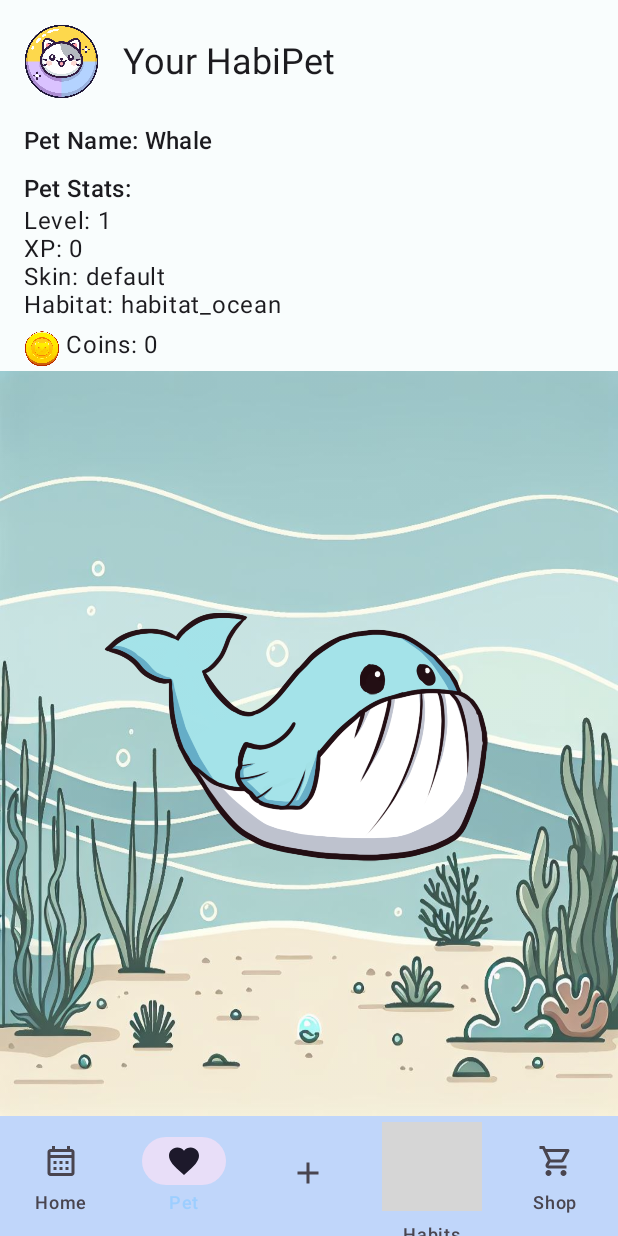
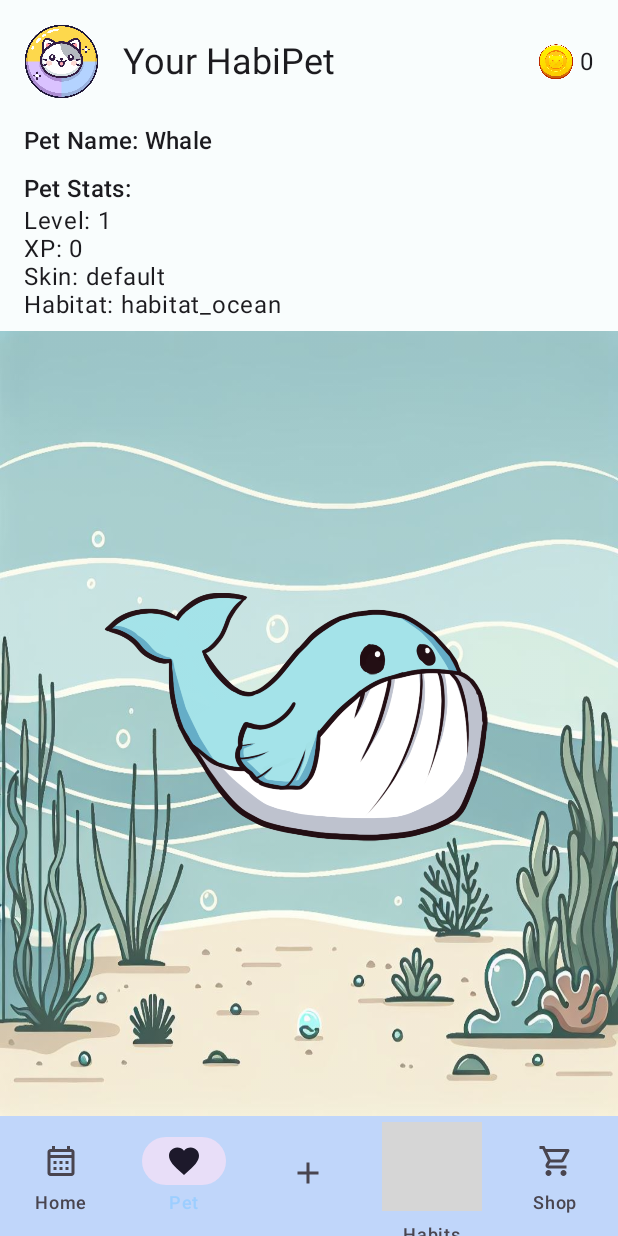
Before and after one commit to Alyra07/HabiPet-CCL3, an Android app built with Jetpack Compose: the HabitsScreen screen opened through its navigation route, item 2 of the bottom bar chosen, on a phone screen of 412 x 824 dp. Run offline under Robolectric (Android 15) with nearby library versions, the light colour scheme and no system bars; our stand-ins replace Room's generated code; grey boxes are pictures that could not be loaded.

Commit message:
TopHeaderBar Coins display

```diff
--- a/app/src/main/java/at/ccl3/habipet/MainActivity.kt
+++ b/app/src/main/java/at/ccl3/habipet/MainActivity.kt
@@ -13,18 +13,18 @@ import androidx.navigation.compose.NavHost
 import androidx.navigation.compose.composable
 import at.ccl3.habipet.data.HabiPetDatabase
 import at.ccl3.habipet.data.HabitRepository
-import at.ccl3.habipet.routes.AddHabitScreen
-import at.ccl3.habipet.routes.HabitsScreen
-import at.ccl3.habipet.routes.HomeScreen
-import at.ccl3.habipet.routes.PetScreen
+import at.ccl3.habipet.views.AddHabitScreen
+import at.ccl3.habipet.views.HabitsScreen
+import at.ccl3.habipet.views.HomeScreen
+import at.ccl3.habipet.views.PetScreen
 import at.ccl3.habipet.ui.theme.HabiPetTheme
 import at.ccl3.habipet.viewmodels.HabitViewModel
 import androidx.compose.ui.Modifier
 import at.ccl3.habipet.components.BottomNavBar
 import at.ccl3.habipet.data.PetStatsRepository
-import at.ccl3.habipet.routes.HabitDetailsView
-import at.ccl3.habipet.routes.HabitEditView
-import at.ccl3.habipet.routes.ShopScreen
+import at.ccl3.habipet.views.HabitDetailsView
+import at.ccl3.habipet.views.HabitEditView
+import at.ccl3.habipet.views.ShopScreen
 import at.ccl3.habipet.viewmodels.HabitViewModelFactory
 import at.ccl3.habipet.viewmodels.PetViewModel
 import at.ccl3.habipet.viewmodels.PetViewModelFactory
@@ -71,11 +71,11 @@ fun HabiPetApp(habitViewModel: HabitViewModel, petViewModel: PetViewModel) {
             modifier = Modifier.padding(innerPadding)
         ) {
             // MAIN NAVIGATION ROUTES
-            composable("home") { HomeScreen(navController, habitViewModel) }
+            composable("home") { HomeScreen(navController, habitViewModel, petViewModel) }
             composable("pet") { PetScreen(navController, petViewModel) }
             composable("add_habit") { AddHabitScreen(navController, habitViewModel) }
-            composable("habits") { HabitsScreen(navController, habitViewModel) }
-            composable("shop") { ShopScreen(navController, habitViewModel) }
+            composable("habits") { HabitsScreen(navController, habitViewModel, petViewModel) }
+            composable("shop") { ShopScreen(navController, petViewModel) }
             // HabitDetailsView with habitId when clicking on HabitListItem
             composable("habitDetails/{habitId}") { backStackEntry ->
                 val habitId = backStackEntry.arguments?.getString("habitId")?.toInt() ?: 0
--- a/app/src/main/java/at/ccl3/habipet/components/HeaderWithLogo.kt
+++ /dev/null
@@ -1,57 +0,0 @@
-package at.ccl3.habipet.components
-
-import androidx.compose.foundation.Image
-import androidx.compose.foundation.clickable
-import androidx.compose.foundation.layout.Arrangement
-import androidx.compose.foundation.layout.Row
-import androidx.compose.foundation.layout.Spacer
-import androidx.compose.foundation.layout.padding
-import androidx.compose.foundation.layout.size
-import androidx.compose.foundation.layout.width
-import androidx.compose.material.icons.Icons
-import androidx.compose.material.icons.automirrored.filled.ArrowBack
-import androidx.compose.material3.MaterialTheme
-import androidx.compose.material3.Text
-import androidx.compose.runtime.Composable
-import androidx.compose.ui.Alignment
-import androidx.compose.ui.Modifier
-import androidx.compose.ui.res.painterResource
-import androidx.compose.ui.unit.dp
-import androidx.navigation.NavController
-import at.ccl3.habipet.R
-
-@Composable
-fun HeaderWithLogo(
-    headingText: String,
-    navController: NavController?,
-    showBackButton: Boolean = false
-) {
-    Row(
-        modifier = Modifier.padding(16.dp),
-        verticalAlignment = Alignment.CenterVertically,
-        horizontalArrangement = Arrangement.Center
-    ) {
-        if (showBackButton) {
-            // Back button icon only if showBackButton is true
-            Image(
-                imageVector = Icons.AutoMirrored.Filled.ArrowBack,
-                contentDescription = "Back",
-                modifier = Modifier
-                    .padding(vertical = 10.dp)
-                    .size(28.dp)
-                    .clickable { navController?.popBackStack() }
-            )
-        } else {
-            // Logo Icon if showBackButton is false
-            Image(
-                painter = painterResource(id = R.drawable.logo_notext),
-                contentDescription = null,
-                modifier = Modifier.size(50.dp)
-            )
-        }
-        Spacer(modifier = Modifier.width(16.dp))
-
-        // headingText
-        Text(text = headingText, style = MaterialTheme.typography.headlineSmall)
-    }
-}
--- /dev/null
+++ b/app/src/main/java/at/ccl3/habipet/components/TopHeaderBar.kt
@@ -0,0 +1,81 @@
+package at.ccl3.habipet.components
+
+import androidx.compose.foundation.Image
+import androidx.compose.foundation.clickable
+import androidx.compose.foundation.layout.Arrangement
+import androidx.compose.foundation.layout.Row
+import androidx.compose.foundation.layout.Spacer
+import androidx.compose.foundation.layout.fillMaxWidth
+import androidx.compose.foundation.layout.padding
+import androidx.compose.foundation.layout.size
+import androidx.compose.foundation.layout.width
+import androidx.compose.material.icons.Icons
+import androidx.compose.material.icons.automirrored.filled.ArrowBack
+import androidx.compose.material3.MaterialTheme
+import androidx.compose.material3.Text
+import androidx.compose.runtime.Composable
+import androidx.compose.runtime.collectAsState
+import androidx.compose.ui.Alignment
+import androidx.compose.ui.Modifier
+import androidx.compose.ui.res.painterResource
+import androidx.compose.ui.unit.dp
+import androidx.navigation.NavController
+import at.ccl3.habipet.R
+import at.ccl3.habipet.viewmodels.PetViewModel
+
+@Composable
+fun TopHeaderBar(
+    headingText: String,
+    navController: NavController?,
+    petViewModel: PetViewModel? = null, // pass PetViewModel if coins are needed
+    showBackButton: Boolean = false
+) {
+    val petStats = petViewModel?.petStats?.collectAsState(initial = null)?.value
+
+    Row(
+        modifier = Modifier
+            .fillMaxWidth()
+            .padding(16.dp),
+        verticalAlignment = Alignment.CenterVertically,
+        horizontalArrangement = Arrangement.SpaceBetween // Space between logo / heading & coins
+    ) {
+        Row(verticalAlignment = Alignment.CenterVertically) {
+            // BACK BUTTON (if needed)
+            if (showBackButton) {
+                Image(
+                    imageVector = Icons.AutoMirrored.Filled.ArrowBack,
+                    contentDescription = "Back",
+                    modifier = Modifier
+                        .padding(vertical = 10.dp)
+                        .size(28.dp)
+                        .clickable { navController?.popBackStack() }
+                )
+            } else {
+                // LOGO (on most screens)
+                Image(
+                    painter = painterResource(id = R.drawable.logo_notext),
+                    contentDescription = null,
+                    modifier = Modifier.size(50.dp)
+                )
+            }
+            Spacer(modifier = Modifier.width(16.dp))
+            Text(text = headingText, style = MaterialTheme.typography.headlineSmall)
+        }
+
+        // COINS DISPLAY
+        if (petStats != null) {
+            Row(verticalAlignment = Alignment.CenterVertically) {
+                Image(
+                    painter = painterResource(id = R.drawable.habi_coin),
+                    contentDescription = "Coins",
+                    modifier = Modifier.size(24.dp)
+                )
+                Spacer(modifier = Modifier.width(4.dp))
+                Text(
+                    text = "${petStats.coins}",
+                    style = MaterialTheme.typography.bodyLarge
+                )
+            }
+        }
+    }
+}
--- a/app/src/main/java/at/ccl3/habipet/routes/HabitsScreen.kt
+++ b/app/src/main/java/at/ccl3/habipet/views/HabitsScreen.kt
@@ -1,4 +1,4 @@
-package at.ccl3.habipet.routes
+package at.ccl3.habipet.views
 
 import androidx.compose.foundation.layout.Column
 import androidx.compose.foundation.layout.fillMaxSize
@@ -11,19 +11,20 @@ import androidx.compose.ui.Modifier
 import androidx.compose.ui.unit.dp
 import androidx.navigation.NavController
 import at.ccl3.habipet.components.HabitListItem
-import at.ccl3.habipet.components.HeaderWithLogo
+import at.ccl3.habipet.components.TopHeaderBar
 import at.ccl3.habipet.viewmodels.HabitViewModel
+import at.ccl3.habipet.viewmodels.PetViewModel
 
 @Composable
-fun HabitsScreen(navController: NavController, viewModel: HabitViewModel) {
+fun HabitsScreen(navController: NavController, habitViewModel: HabitViewModel, petViewModel: PetViewModel) {
     // Collect the list of habits from the HabitViewModel
-    val habits = viewModel.allHabits.collectAsState().value
+    val habits = habitViewModel.allHabits.collectAsState().value
 
     Column(
         modifier = Modifier.fillMaxSize()
     ) {
-        // HEADER ROW
-        HeaderWithLogo(headingText = "Habits", navController = navController)
+        // HEADER ROW WITH COINS
+        TopHeaderBar(headingText = "Habits", navController = navController, petViewModel = petViewModel)
 
         // HABIT LIST
         LazyColumn(modifier = Modifier.padding(horizontal = 16.dp)) {
--- a/app/src/main/java/at/ccl3/habipet/routes/HomeScreen.kt
+++ b/app/src/main/java/at/ccl3/habipet/views/HomeScreen.kt
@@ -1,4 +1,4 @@
-package at.ccl3.habipet.routes
+package at.ccl3.habipet.views
 
 import androidx.compose.foundation.layout.Column
 import androidx.compose.foundation.layout.Spacer
@@ -16,20 +16,21 @@ import androidx.compose.ui.unit.dp
 import androidx.navigation.NavController
 import at.ccl3.habipet.components.HabitCompleteCard
 import at.ccl3.habipet.components.HabitListItem
-import at.ccl3.habipet.components.HeaderWithLogo
+import at.ccl3.habipet.components.TopHeaderBar
 import at.ccl3.habipet.viewmodels.HabitViewModel
+import at.ccl3.habipet.viewmodels.PetViewModel
 
 @Composable
-fun HomeScreen(navController: NavController, viewModel: HabitViewModel) {
+fun HomeScreen(navController: NavController, habitViewModel: HabitViewModel, petViewModel: PetViewModel) {
     // collect list of habits from the HabitViewModel
-    val habits = viewModel.allHabits.collectAsState().value
+    val habits = habitViewModel.allHabits.collectAsState().value
 
     // Get the 3 most recent habits based on the highest streak
     val recentHabits = habits.sortedByDescending { it.streak }.take(3)
 
     Column(modifier = Modifier.fillMaxSize()) {
-        // HEADER ROW
-        HeaderWithLogo(headingText = "Welcome to HabiPet!", navController = navController)
+        // HEADER ROW with COINS
+        TopHeaderBar(headingText = "HabiPet Home", navController = navController, petViewModel = petViewModel)
 
         // HOME SCREEN CONTENT
         LazyColumn(
@@ -41,7 +42,7 @@ fun HomeScreen(navController: NavController, viewModel: HabitViewModel) {
             }
             // Display habits to be completed with completion countdown
             items(habits) { habit ->
-                HabitCompleteCard(habit) { viewModel.completeHabit(habit) }
+                HabitCompleteCard(habit) { habitViewModel.completeHabit(habit) }
             }
 
             item { // RECENT HABITS SECTION
--- a/app/src/main/java/at/ccl3/habipet/routes/PetScreen.kt
+++ b/app/src/main/java/at/ccl3/habipet/views/PetScreen.kt
@@ -1,4 +1,4 @@
-package at.ccl3.habipet.routes
+package at.ccl3.habipet.views
 
 import androidx.compose.foundation.Image
 import androidx.compose.foundation.layout.*
@@ -12,7 +12,7 @@ import androidx.compose.ui.res.painterResource
 import androidx.compose.ui.unit.dp
 import androidx.navigation.NavController
 import at.ccl3.habipet.R
-import at.ccl3.habipet.components.HeaderWithLogo
+import at.ccl3.habipet.components.TopHeaderBar
 import at.ccl3.habipet.viewmodels.PetViewModel
 
 @Composable
@@ -27,8 +27,8 @@ fun PetScreen(navController: NavController, viewModel: PetViewModel) {
     }
 
     Column(modifier = Modifier.fillMaxSize()) {
-        // HEADER ROW
-        HeaderWithLogo(headingText = "Your HabiPet", navController = navController)
+        // HEADER ROW - include COINS DISPLAY
+        TopHeaderBar(headingText = "Your HabiPet", navController = navController, petViewModel = viewModel)
 
         // PET STATS DISPLAY
         Column(
@@ -61,20 +61,6 @@ fun PetScreen(navController: NavController, viewModel: PetViewModel) {
                 style = MaterialTheme.typography.bodyLarge,
                 modifier = Modifier.padding(bottom = 8.dp)
             )
-            // COINS
-            Row {
-                Image(
-                    painter = painterResource(id = R.drawable.habi_coin),
-                    contentDescription = "Coins",
-                    modifier = Modifier.size(24.dp)
-                )
-                Spacer(modifier = Modifier.width(4.dp))
-                Text(
-                    text = "Coins: ${petStats.coins}",
-                    style = MaterialTheme.typography.bodyLarge,
-                    modifier = Modifier.padding(bottom = 8.dp)
-                )
-            }
         }
 
         Box( // BACKGROUND & PET IMAGE
```
Also changed, not shown: app/src/main/java/at/ccl3/habipet/views/AddHabitScreen.kt (renamed from app/src/main/java/at/ccl3/habipet/routes/AddHabitScreen.kt, +4 -4 lines), app/src/main/java/at/ccl3/habipet/views/HabitDetailsView.kt (renamed from app/src/main/java/at/ccl3/habipet/routes/HabitDetailsView.kt, +4 -4 lines), app/src/main/java/at/ccl3/habipet/views/HabitEditView.kt (renamed from app/src/main/java/at/ccl3/habipet/routes/HabitEditView.kt, +4 -4 lines), app/src/main/java/at/ccl3/habipet/views/ShopScreen.kt (renamed from app/src/main/java/at/ccl3/habipet/routes/ShopScreen.kt, +9 -5 lines).
